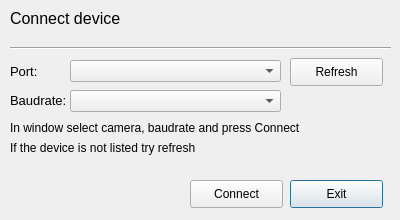
This is startWindow.ui in LukaMelinc/Minolta-Thermal-Camera as Qt 5 draws it before an edit. The edited form follows.
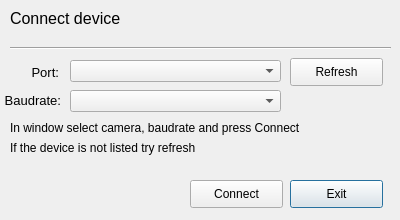
This is the edited form.

The edit to the form file:
```diff
--- a/startWindow.ui
+++ b/startWindow.ui
@@ -138,18 +138,15 @@
     </rect>
    </property>
   </widget>
-  <widget class="QWidget" name="layoutWidget">
+  <widget class="QLabel" name="label_51">
    <property name="geometry">
     <rect>
-     <x>10</x>
-     <y>60</y>
-     <width>75</width>
-     <height>51</height>
+     <x>-2</x>
+     <y>62</y>
+     <width>61</width>
+     <height>21</height>
     </rect>
    </property>
-   <layout class="QVBoxLayout" name="verticalLayout">
-    <item>
-     <widget class="QLabel" name="label_4">
       <property name="font">
        <font>
         <pointsize>10</pointsize>
@@ -158,10 +155,19 @@
       <property name="text">
        <string>Port:</string>
       </property>
-     </widget>
-    </item>
-    <item>
-     <widget class="QLabel" name="label_5">
+   <property name="alignment">
+    <set>Qt::AlignRight|Qt::AlignTrailing|Qt::AlignVCenter</set>
+   </property>
+  </widget>
+  <widget class="QLabel" name="label_54">
+   <property name="geometry">
+    <rect>
+     <x>0</x>
+     <y>90</y>
+     <width>61</width>
+     <height>21</height>
+    </rect>
+   </property>
       <property name="font">
        <font>
         <pointsize>10</pointsize>
@@ -170,9 +176,9 @@
       <property name="text">
        <string>Baudrate:</string>
       </property>
-     </widget>
-    </item>
-   </layout>
+   <property name="alignment">
+    <set>Qt::AlignRight|Qt::AlignTrailing|Qt::AlignVCenter</set>
+   </property>
   </widget>
  </widget>
  <resources/>
```
Lines whose indentation alone changed are shown as unchanged.
